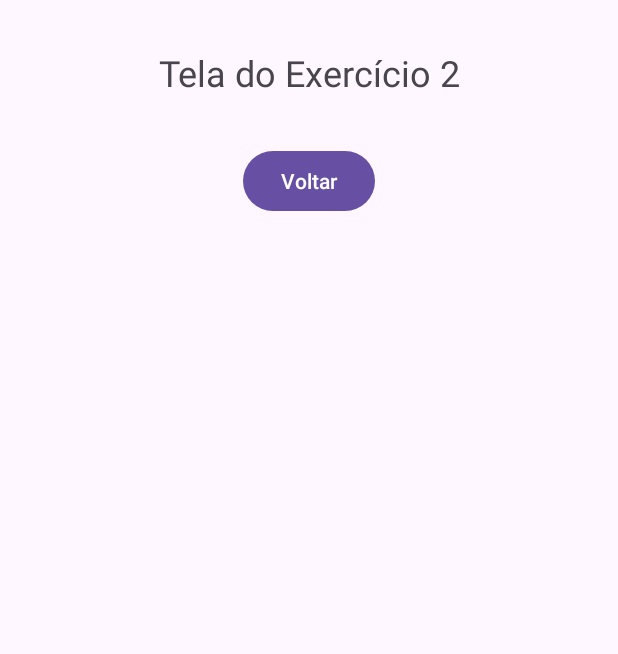
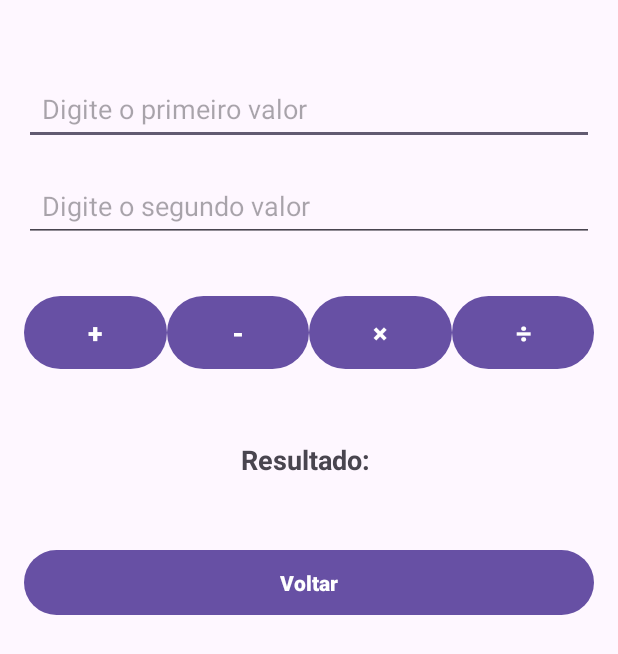
Before and after one commit to Kayke-Denelle/Atividade-Ac1-DesenvolvimentoMobile, an Android app: the Exercicio2 screen opened directly, with no data from a screen before it, on a phone screen of 412 x 824 dp. Shown: the top 654 px of the screen. Run offline under Robolectric (Android 15) with nearby library versions, the phone set to English and light mode, and no system bars.

Commit message:
tarefa 2 - finalizada

```diff
--- a/app/src/main/java/com/example/atividadeac1/Exercicio2.java
+++ b/app/src/main/java/com/example/atividadeac1/Exercicio2.java
@@ -4,17 +4,61 @@ import android.content.Intent;
 import android.os.Bundle;
 import android.view.View;
 import android.widget.Button;
-
+import android.widget.EditText;
+import android.widget.TextView;
 import androidx.appcompat.app.AppCompatActivity;
 
 public class Exercicio2 extends AppCompatActivity {
+
     @Override
     protected void onCreate(Bundle savedInstanceState) {
         super.onCreate(savedInstanceState);
         setContentView(R.layout.exercicio2); // Define o layout da activity
 
-            Button btnVoltar = findViewById(R.id.btnVoltar);
-            btnVoltar.setOnClickListener(new View.OnClickListener() {
+        // Referências aos componentes da interface
+        EditText editTextValor1 = findViewById(R.id.editTextValor1);
+        EditText editTextValor2 = findViewById(R.id.editTextValor2);
+        Button btnSomar = findViewById(R.id.btnSomar);
+        Button btnSubtrair = findViewById(R.id.btnSubtrair);
+        Button btnMultiplicar = findViewById(R.id.btnMultiplicar);
+        Button btnDividir = findViewById(R.id.btnDividir);
+        TextView textViewResultado = findViewById(R.id.textViewResultado);
+
+        // Configura o listener do botão de adição
+        btnSomar.setOnClickListener(new View.OnClickListener() {
+            @Override
+            public void onClick(View v) {
+                calcularOperacao('+', editTextValor1, editTextValor2, textViewResultado);
+            }
+        });
+
+        // Configura o listener do botão de subtração
+        btnSubtrair.setOnClickListener(new View.OnClickListener() {
+            @Override
+            public void onClick(View v) {
+                calcularOperacao('-', editTextValor1, editTextValor2, textViewResultado);
+            }
+        });
+
+        // Configura o listener do botão de multiplicação
+        btnMultiplicar.setOnClickListener(new View.OnClickListener() {
+            @Override
+            public void onClick(View v) {
+                calcularOperacao('×', editTextValor1, editTextValor2, textViewResultado);
+            }
+        });
+
+        // Configura o listener do botão de divisão
+        btnDividir.setOnClickListener(new View.OnClickListener() {
+            @Override
+            public void onClick(View v) {
+                calcularOperacao('÷', editTextValor1, editTextValor2, textViewResultado);
+            }
+        });
+
+        // Botão para voltar à MainActivity
+        Button btnVoltar = findViewById(R.id.btnVoltar);
+        btnVoltar.setOnClickListener(new View.OnClickListener() {
             @Override
             public void onClick(View v) {
                 Intent intent = new Intent(Exercicio2.this, MainActivity.class);
@@ -22,4 +66,46 @@ public class Exercicio2 extends AppCompatActivity {
             }
         });
     }
+
+    // Método para realizar a operação e exibir o resultado
+    private void calcularOperacao(char operacao, EditText editTextValor1, EditText editTextValor2, TextView textViewResultado) {
+        // Captura os valores inseridos pelo usuário
+        String valor1Texto = editTextValor1.getText().toString();
+        String valor2Texto = editTextValor2.getText().toString();
+
+        // Verifica se os campos estão preenchidos
+        if (valor1Texto.isEmpty() || valor2Texto.isEmpty()) {
+            textViewResultado.setText("Por favor, preencha todos os campos.");
+            return;
+        }
+
+        // Converte os valores para double
+        double valor1 = Double.parseDouble(valor1Texto);
+        double valor2 = Double.parseDouble(valor2Texto);
+        double resultado = 0;
+
+        // Realiza a operação selecionada
+        switch (operacao) {
+            case '+':
+                resultado = valor1 + valor2;
+                break;
+            case '-':
+                resultado = valor1 - valor2;
+                break;
+            case '×':
+                resultado = valor1 * valor2;
+                break;
+            case '÷':
+                if (valor2 != 0) {
+                    resultado = valor1 / valor2;
+                } else {
+                    textViewResultado.setText("Divisão por zero não é permitida.");
+                    return;
+                }
+                break;
+        }
+
+        // Exibe o resultado
+        textViewResultado.setText("Resultado: " + resultado);
+    }
 }
--- a/app/src/main/res/layout/exercicio2.xml
+++ b/app/src/main/res/layout/exercicio2.xml
@@ -4,27 +4,122 @@
     xmlns:tools="http://schemas.android.com/tools"
     android:layout_width="match_parent"
     android:layout_height="match_parent"
+    android:padding="16dp"
     tools:context=".Exercicio2">
 
-    <TextView
-        android:id="@+id/textView"
-        android:layout_width="wrap_content"
+    <!-- Campo para o primeiro valor -->
+    <EditText
+        android:id="@+id/editTextValor1"
+        android:layout_width="0dp"
         android:layout_height="wrap_content"
-        android:text="Tela do Exercício 2"
-        android:textSize="24sp"
+        android:hint="Digite o primeiro valor"
+        android:inputType="numberDecimal"
         app:layout_constraintTop_toTopOf="parent"
         app:layout_constraintStart_toStartOf="parent"
         app:layout_constraintEnd_toEndOf="parent"
-        android:layout_marginTop="32dp"/>
+        android:layout_marginTop="32dp"
+        android:padding="12dp"/>
 
+    <!-- Campo para o segundo valor -->
+    <EditText
+        android:id="@+id/editTextValor2"
+        android:layout_width="0dp"
+        android:layout_height="wrap_content"
+        android:hint="Digite o segundo valor"
+        android:inputType="numberDecimal"
+        app:layout_constraintTop_toBottomOf="@id/editTextValor1"
+        app:layout_constraintStart_toStartOf="parent"
+        app:layout_constraintEnd_toEndOf="parent"
+        android:layout_marginTop="16dp"
+        android:padding="12dp"/>
+
+    <!-- Botão para adição -->
+    <Button
+        android:id="@+id/btnSomar"
+        android:layout_width="0dp"
+        android:layout_height="wrap_content"
+        android:text="+"
+        android:textSize="18sp"
+        android:textStyle="bold"
+        android:textColor="@android:color/white"
+        app:layout_constraintTop_toBottomOf="@id/editTextValor2"
+        app:layout_constraintStart_toStartOf="parent"
+        app:layout_constraintEnd_toStartOf="@id/btnSubtrair"
+        android:layout_marginTop="32dp"
+        android:padding="12dp"/>
+
+    <!-- Botão para subtração -->
+    <Button
+        android:id="@+id/btnSubtrair"
+        android:layout_width="0dp"
+        android:layout_height="wrap_content"
+        android:text="-"
+        android:textSize="18sp"
+        android:textStyle="bold"
+        android:textColor="@android:color/white"
+        app:layout_constraintTop_toBottomOf="@id/editTextValor2"
+        app:layout_constraintStart_toEndOf="@id/btnSomar"
+        app:layout_constraintEnd_toStartOf="@id/btnMultiplicar"
+        android:layout_marginTop="32dp"
+        android:padding="12dp"/>
+
+    <!-- Botão para multiplicação -->
+    <Button
+        android:id="@+id/btnMultiplicar"
+        android:layout_width="0dp"
+        android:layout_height="wrap_content"
+        android:text="×"
+        android:textSize="18sp"
+        android:textStyle="bold"
+        android:textColor="@android:color/white"
+        app:layout_constraintTop_toBottomOf="@id/editTextValor2"
+        app:layout_constraintStart_toEndOf="@id/btnSubtrair"
+        app:layout_constraintEnd_toStartOf="@id/btnDividir"
+        android:layout_marginTop="32dp"
+        android:padding="12dp"/>
+
+    <!-- Botão para divisão -->
+    <Button
+        android:id="@+id/btnDividir"
+        android:layout_width="0dp"
+        android:layout_height="wrap_content"
+        android:text="÷"
+        android:textSize="18sp"
+        android:textStyle="bold"
+        android:textColor="@android:color/white"
+        app:layout_constraintTop_toBottomOf="@id/editTextValor2"
+        app:layout_constraintStart_toEndOf="@id/btnMultiplicar"
+        app:layout_constraintEnd_toEndOf="parent"
+        android:layout_marginTop="32dp"
+        android:padding="12dp"/>
+
+    <!-- TextView para exibir o resultado -->
+    <TextView
+        android:id="@+id/textViewResultado"
+        android:layout_width="0dp"
+        android:layout_height="wrap_content"
+        android:text="Resultado: "
+        android:textSize="18sp"
+        android:textStyle="bold"
+        android:gravity="center"
+        app:layout_constraintTop_toBottomOf="@id/btnSomar"
+        app:layout_constraintStart_toStartOf="parent"
+        app:layout_constraintEnd_toEndOf="parent"
+        android:layout_marginTop="32dp"
+        android:padding="12dp"/>
+
+    <!-- Botão para voltar -->
     <Button
         android:id="@+id/btnVoltar"
-        android:layout_width="wrap_content"
+        android:layout_width="0dp"
         android:layout_height="wrap_content"
         android:text="Voltar"
-        app:layout_constraintTop_toBottomOf="@id/textView"
+        android:layout_marginTop="32dp"
+        android:textColor="@android:color/white"
+        android:textStyle="bold"
+        app:layout_constraintTop_toBottomOf="@id/textViewResultado"
         app:layout_constraintStart_toStartOf="parent"
         app:layout_constraintEnd_toEndOf="parent"
-        android:layout_marginTop="32dp"/>
+        android:padding="12dp"/>
 
 </androidx.constraintlayout.widget.ConstraintLayout>
```
